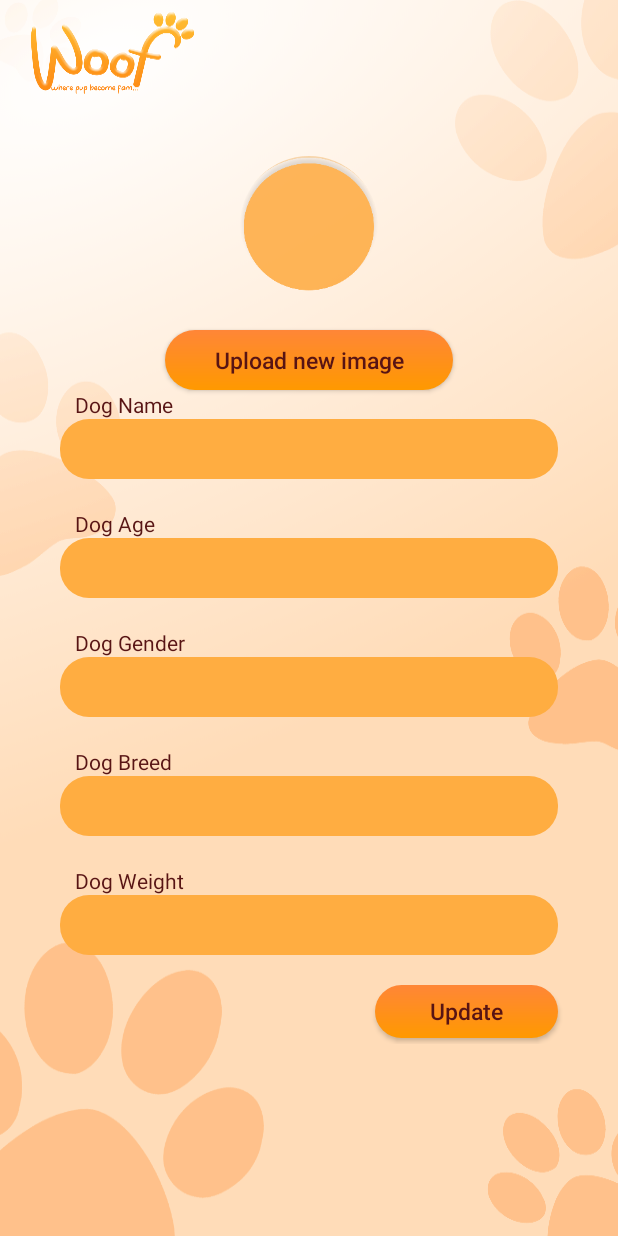
After one commit to MIHIRANGA99/MAD-Project, an Android app: the UpdateDog screen opened directly, with no data from a screen before it, on a phone screen of 412 x 824 dp. The commit adds this screen. Run offline under Robolectric (Android 15) with nearby library versions, the phone set to English and light mode, and no system bars; our stand-ins replace Firebase (no records; nobody signed in at launch, a user with empty details on screens opened directly); 5 statements that could not run were skipped.

Commit message:
dog update created

```diff
--- a/app/build.gradle
+++ b/app/build.gradle
@@ -36,12 +36,16 @@ dependencies {
 
     implementation 'com.firebaseui:firebase-ui-database:7.1.1'
 
+    implementation 'com.github.bumptech.glide:glide:4.12.0'
+    annotationProcessor 'com.github.bumptech.glide:compiler:4.12.0'
+
     implementation 'androidx.legacy:legacy-support-v4:1.0.0'
     implementation 'com.google.firebase:firebase-database:20.0.2'
 
     //jetbrains can be error
     implementation 'com.google.firebase:firebase-auth:21.0.1'
     implementation 'org.jetbrains:annotations:15.0'
+    implementation 'com.google.firebase:firebase-storage:20.0.0'
 
     testImplementation 'junit:junit:4.+'
     androidTestImplementation 'androidx.test.ext:junit:1.1.3'
--- a/app/src/main/AndroidManifest.xml
+++ b/app/src/main/AndroidManifest.xml
@@ -11,6 +11,9 @@
         android:roundIcon="@mipmap/ic_launcher_round"
         android:supportsRtl="true"
         android:theme="@style/Theme.WoofNew">
+        <activity
+            android:name=".UpdateDog"
+            android:exported="true" />
         <activity
             android:name=".LoginScreen_Part2"
             android:exported="true" />
--- a/app/src/main/java/com/example/woofnew/Navigation.java
+++ b/app/src/main/java/com/example/woofnew/Navigation.java
@@ -23,7 +23,7 @@ public class Navigation extends AppCompatActivity {
         navigationView = findViewById(R.id.NavBar);
         getSupportFragmentManager().beginTransaction().replace(R.id.body_container, new DogProfile()).commit();
         navigationView.setSelectedItemId(R.id.nav_home);
-        getSupportFragmentManager().beginTransaction().replace(R.id.body_container, new DogBook()).commit();
+        getSupportFragmentManager().beginTransaction().replace(R.id.body_container, new DogProfile()).commit();
 
         Intent i = getIntent();
         String dog_name = i.getStringExtra("dogNAME");
@@ -31,6 +31,8 @@ public class Navigation extends AppCompatActivity {
         String dog_gender = i.getStringExtra("dogGENDER");
         String dog_breed = i.getStringExtra("dogBREED");
         String dog_weight = i.getStringExtra("dogWEIGHT");
+        String dog_id = i.getStringExtra("dogID");
+        String profilePic_URL = i.getStringExtra("proImgURL");
 
         Bundle details = new Bundle();
         details.putString("dogName", dog_name);
@@ -38,6 +40,8 @@ public class Navigation extends AppCompatActivity {
         details.putString("dogGender", dog_gender);
         details.putString("dogBreed", dog_breed);
         details.putString("dogWeight", dog_weight);
+        details.putString("dogId", dog_id);
+        details.putString("profilePicURL",profilePic_URL);
 
         navigationView.setOnNavigationItemSelectedListener(new BottomNavigationView.OnNavigationItemSelectedListener() {
             @Override
--- /dev/null
+++ b/app/src/main/java/com/example/woofnew/UpdateDog.java
@@ -0,0 +1,75 @@
+package com.example.woofnew;
+
+import androidx.appcompat.app.AppCompatActivity;
+
+import android.content.Intent;
+import android.os.Bundle;
+import android.view.View;
+import android.widget.Button;
+import android.widget.EditText;
+import android.widget.Toast;
+
+import com.google.firebase.auth.FirebaseAuth;
+import com.google.firebase.auth.FirebaseUser;
+import com.google.firebase.database.DatabaseReference;
+import com.google.firebase.database.FirebaseDatabase;
+
+public class UpdateDog extends AppCompatActivity {
+
+    EditText name,age,gender,breed,weight;
+
+    Button updateDetails;
+
+    FirebaseAuth mAuth;
+    FirebaseUser mUser;
+
+    DatabaseReference reference;
+
+    @Override
+    protected void onCreate(Bundle savedInstanceState) {
+        super.onCreate(savedInstanceState);
+        setContentView(R.layout.activity_update_dog);
+
+        Intent intent = getIntent();
+
+        String dogName = intent.getStringExtra("dogName");
+        String dogAge = intent.getStringExtra("dogAge");
+        String dogGender = intent.getStringExtra("dogGender");
+        String dogBreed = intent.getStringExtra("dogBreed");
+        String dogWeight = intent.getStringExtra("dogWeight");
+        String dogId = intent.getStringExtra("dogId");
+        String proPicURL = intent.getStringExtra("profilePicURL");
+
+        name = findViewById(R.id.updateNameET);
+        age = findViewById(R.id.updateAgeET);
+        gender = findViewById(R.id.updateGenderET);
+        breed = findViewById(R.id.updateBreedET);
+        weight = findViewById(R.id.updateWeightET);
+
+        name.setText(dogName.toString());
+        age.setText(dogAge.toString());
+        gender.setText(dogGender.toString());
+        breed.setText(dogBreed.toString());
+        weight.setText(dogWeight.toString());
+
+        reference = FirebaseDatabase.getInstance().getReference("Users");
+
+        mAuth = FirebaseAuth.getInstance();
+        mUser = mAuth.getCurrentUser();
+
+        updateDetails = findViewById(R.id.updateDetailsBttn);
+
+        updateDetails.setOnClickListener(new View.OnClickListener() {
+            @Override
+            public void onClick(View view) {
+
+                reference.child(mUser.getUid()).child("Dogs").child(dogId).child("dogName").setValue(name.getText().toString());
+                reference.child(mUser.getUid()).child("Dogs").child(dogId).child("dogAge").setValue(age.getText().toString());
+                reference.child(mUser.getUid()).child("Dogs").child(dogId).child("dogGender").setValue(gender.getText().toString());
+                reference.child(mUser.getUid()).child("Dogs").child(dogId).child("dogBreed").setValue(breed.getText().toString());
+                reference.child(mUser.getUid()).child("Dogs").child(dogId).child("dogWeight").setValue(weight.getText().toString());
+
+            }
+        });
+    }
+}
--- /dev/null
+++ b/app/src/main/res/layout/activity_update_dog.xml
@@ -0,0 +1,139 @@
+<?xml version="1.0" encoding="utf-8"?>
+<RelativeLayout xmlns:android="http://schemas.android.com/apk/res/android"
+    xmlns:app="http://schemas.android.com/apk/res-auto"
+    xmlns:tools="http://schemas.android.com/tools"
+    android:layout_width="match_parent"
+    android:layout_height="match_parent"
+    android:background="@drawable/backgroundprofiles"
+    tools:context=".UpdateDog">
+
+    <LinearLayout
+        android:layout_width="match_parent"
+        android:layout_height="wrap_content"
+        android:orientation="vertical"
+        android:layout_marginTop="100dp">
+
+        <com.google.android.material.imageview.ShapeableImageView
+            android:id="@+id/updateProPicSIV"
+            android:layout_width="100dp"
+            android:layout_height="100dp"
+            android:background="@drawable/propicbackground"
+            app:shapeAppearanceOverlay="@style/Circular"
+            android:padding="4dp"
+            android:layout_gravity="center_horizontal"/>
+
+        <Button
+            android:id="@+id/updateImageBttn"
+            android:layout_width="match_parent"
+            android:layout_height="40dp"
+            android:textColor="@color/maroon"
+            android:text="Upload new image"
+            android:textSize="15dp"
+            android:textAllCaps="false"
+            android:layout_marginHorizontal="110dp"
+            android:layout_marginTop="20dp"
+            android:background="@drawable/bttn_style_welcome"/>
+
+        <TextView
+            android:layout_width="match_parent"
+            android:layout_height="wrap_content"
+            android:text="Dog Name"
+            android:textColor="@color/maroon"
+            android:layout_marginHorizontal="50dp"/>
+
+        <EditText
+            android:id="@+id/updateNameET"
+            android:layout_width="match_parent"
+            android:layout_height="40dp"
+            android:layout_marginBottom="20dp"
+            android:textAlignment="center"
+            android:textColor="@color/maroon"
+            android:layout_marginHorizontal="40dp"
+            android:background="@drawable/inputtext"/>
+
+        <TextView
+            android:layout_width="match_parent"
+            android:layout_height="wrap_content"
+            android:text="Dog Age"
+            android:textColor="@color/maroon"
+            android:layout_marginHorizontal="50dp"/>
+
+        <EditText
+            android:id="@+id/updateAgeET"
+            android:layout_width="match_parent"
+            android:layout_height="40dp"
+            android:layout_marginBottom="20dp"
+            android:textAlignment="center"
+            android:textColor="@color/maroon"
+            android:layout_marginHorizontal="40dp"
+            android:background="@drawable/inputtext"/>
+
+        <TextView
+            android:layout_width="match_parent"
+            android:layout_height="wrap_content"
+            android:text="Dog Gender"
+            android:textColor="@color/maroon"
+            android:layout_marginHorizontal="50dp"/>
+
+        <EditText
+            android:id="@+id/updateGenderET"
+            android:layout_width="match_parent"
+            android:layout_height="40dp"
+            android:layout_marginBottom="20dp"
+            android:textAlignment="center"
+            android:textColor="@color/maroon"
+            android:layout_marginHorizontal="40dp"
+            android:background="@drawable/inputtext"/>
+
+        <TextView
+            android:layout_width="match_parent"
+            android:layout_height="wrap_content"
+            android:text="Dog Breed"
+            android:textColor="@color/maroon"
+            android:layout_marginHorizontal="50dp"/>
+
+        <EditText
+            android:id="@+id/updateBreedET"
+            android:layout_width="match_parent"
+            android:layout_height="40dp"
+            android:layout_marginBottom="20dp"
+            android:textAlignment="center"
+            android:textColor="@color/maroon"
+            android:layout_marginHorizontal="40dp"
+            android:background="@drawable/inputtext"/>
+
+        <TextView
+            android:layout_width="match_parent"
+            android:layout_height="wrap_content"
+            android:text="Dog Weight"
+            android:textColor="@color/maroon"
+            android:layout_marginHorizontal="50dp"/>
+
+        <EditText
+            android:id="@+id/updateWeightET"
+            android:layout_width="match_parent"
+            android:layout_height="40dp"
+            android:layout_marginBottom="20dp"
+            android:textAlignment="center"
+            android:textColor="@color/maroon"
+            android:layout_marginHorizontal="40dp"
+            android:background="@drawable/inputtext"/>
+
+        <Button
+            android:id="@+id/updateDetailsBttn"
+            android:layout_width="match_parent"
+            android:layout_height="35dp"
+            android:textColor="@color/maroon"
+            android:text="Update"
+            android:textSize="15dp"
+            android:textAllCaps="false"
+            android:textAlignment="center"
+            android:layout_marginLeft="250dp"
+            android:layout_marginRight="40dp"
+            android:layout_marginBottom="4dp"
+            android:background="@drawable/bttn_style_welcome"/>
+
+
+    </LinearLayout>
+
+</RelativeLayout>
--- /dev/null
+++ b/app/src/main/res/values/custom_styles.xml
@@ -0,0 +1,6 @@
+<?xml version="1.0" encoding="utf-8"?>
+<resources>
+    <style name="Circular">
+        <item name="cornerSize">50%</item>
+    </style>
+</resources>
--- a/build.gradle
+++ b/build.gradle
@@ -6,7 +6,7 @@ buildscript {
     }
     dependencies {
         classpath "com.android.tools.build:gradle:7.0.2"
-        classpath 'com.google.gms:google-services:4.3.0'
+        classpath 'com.google.gms:google-services:4.3.10'
 
         // NOTE: Do not place your application dependencies here; they belong
         // in the individual module build.gradle files
```
Also changed, not shown: app/src/main/java/com/example/woofnew/AddDog.java (+105 -6 lines), app/src/main/java/com/example/woofnew/DogProfile.java (+38 -0 lines), app/src/main/java/com/example/woofnew/DogRVAdapter.java (+15 -2 lines), app/src/main/java/com/example/woofnew/DogRVModel.java (+12 -1 lines), app/src/main/res/layout/activity_add_dog.xml (+19 -5 lines), app/src/main/res/layout/dog_rv_item.xml (+19 -6 lines), app/src/main/res/layout/fragment_dog_profile.xml (+13 -5 lines).
